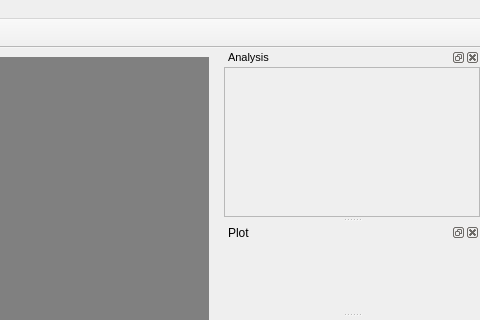
Fluorescence-Tools/chisurf, file gui.ui: the form before one commit; both pictures show x 721 to 1201 and y 0 to 320 of the 1201 by 795 pixel window.
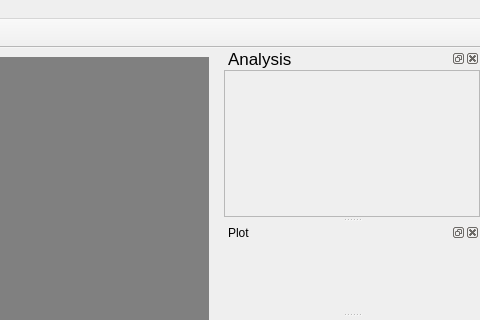
The form after the commit. Icons and pictures are not drawn.

```diff
--- a/gui.ui
+++ b/gui.ui
@@ -131,7 +131,7 @@
    <property name="font">
     <font>
      <family>MS Shell Dlg 2</family>
-     <pointsize>8</pointsize>
+     <pointsize>13</pointsize>
     </font>
    </property>
    <property name="focusPolicy">
```
Left out of the diff: 46 changed lines with no effect on the pictures.
